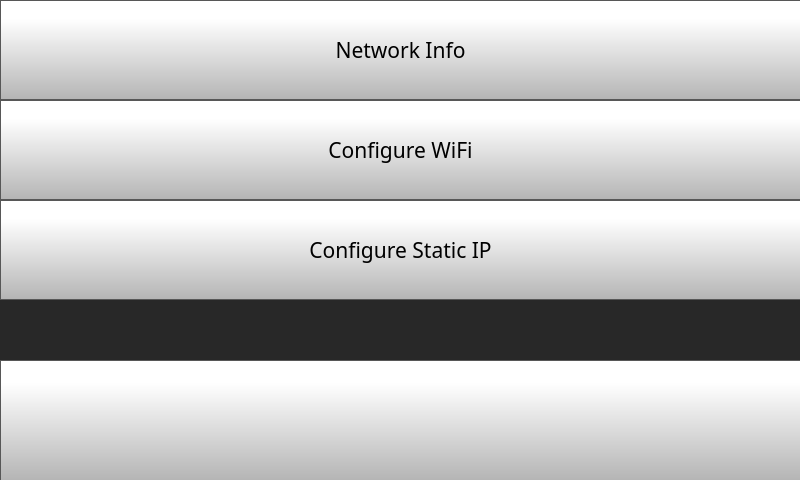
Qt form octoprint_ControlCenter/ui/settings_screen/network_settings/network_settings.ui (FracktalWorks/ControlCenter) before a commit.
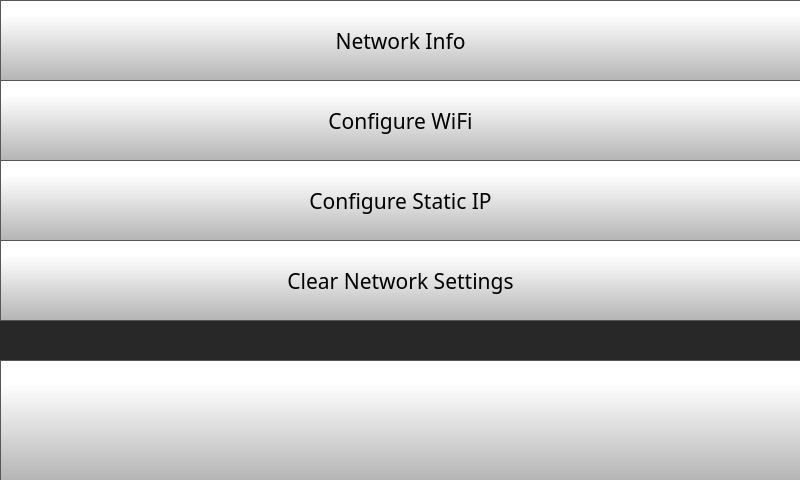
The same form after that commit. Icons and pictures are not drawn.

Commit message:
Refactor filament sensor logic and add network reset
Filament sensor state is now applied based on user preferences, independent of print status, and sensors are disabled immediately on pause, cancel, or completion. Removed legacy G-code commands from print event handlers. Added 'Clear Network Settings' button and logic to restore network configuration to defaults in the network settings UI. Updated default printer G-code scripts to include door/chamber and cooling actions.

The edit to the form file:
```diff
--- a/octoprint_ControlCenter/ui/settings_screen/network_settings/network_settings.ui
+++ b/octoprint_ControlCenter/ui/settings_screen/network_settings/network_settings.ui
@@ -35,7 +35,7 @@
        <x>0</x>
        <y>0</y>
        <width>801</width>
-       <height>100</height>
+       <height>81</height>
       </rect>
      </property>
      <property name="minimumSize">
@@ -89,9 +89,9 @@
      <property name="geometry">
       <rect>
        <x>0</x>
-       <y>200</y>
+       <y>160</y>
        <width>801</width>
-       <height>100</height>
+       <height>81</height>
       </rect>
      </property>
      <property name="minimumSize">
@@ -213,9 +213,9 @@
      <property name="geometry">
       <rect>
        <x>0</x>
-       <y>100</y>
+       <y>80</y>
        <width>801</width>
-       <height>100</height>
+       <height>81</height>
       </rect>
      </property>
      <property name="minimumSize">
@@ -265,6 +265,62 @@
       </size>
      </property>
     </widget>
+    <widget class="QPushButton" name="clearNetworkSettingsButton">
+     <property name="geometry">
+      <rect>
+       <x>0</x>
+       <y>240</y>
+       <width>801</width>
+       <height>81</height>
+      </rect>
+     </property>
+     <property name="minimumSize">
+      <size>
+       <width>0</width>
+       <height>70</height>
+      </size>
+     </property>
+     <property name="font">
+      <font>
+       <family>Gotham</family>
+       <pointsize>16</pointsize>
+      </font>
+     </property>
+     <property name="styleSheet">
+      <string notr="true">QPushButton {
+     border: 1px solid rgb(87, 87, 87);
+	background-color: qlineargradient(spread:pad, x1:0, y1:1, x2:0, y2:0.188, stop:0 rgba(180, 180, 180, 255), stop:1 rgba(255, 255, 255, 255));
+
+
+}
+
+QPushButton:pressed {
+    background-color: qlineargradient(x1: 0, y1: 0, x2: 0, y2: 1,
+                                      stop: 0 #dadbde, stop: 1 #f6f7fa);
+}
+
+QPushButton:flat {
+    border: none; /* no border for a flat push button */
+}
+
+QPushButton:default {
+    border-color: navy; /* make the default button prominent */
+}
+
+QPushButton:focus {
+	outline: none;
+}</string>
+     </property>
+     <property name="text">
+      <string>Clear Network Settings</string>
+     </property>
+     <property name="iconSize">
+      <size>
+       <width>40</width>
+       <height>40</height>
+      </size>
+     </property>
+    </widget>
    </widget>
    <widget class="QWidget" name="staticIPSettingsPage">
     <widget class="QPushButton" name="staticIPSettingsCancelButton">
```
The commit also changes 4 other files.
